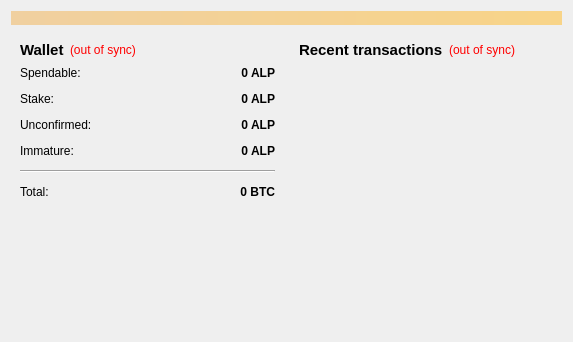
Old version of the form src/qt/forms/overviewpage.ui in the repository AlphaconTeam/AlphaconNetwork.
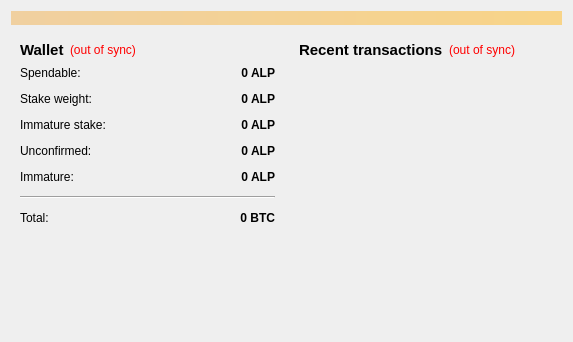
New version of the form.

```diff
--- a/src/qt/forms/overviewpage.ui
+++ b/src/qt/forms/overviewpage.ui
@@ -129,13 +129,45 @@
              </widget>
             </item>
             <item row="1" column="0">
-             <widget class="QLabel" name="label_6">
+             <widget class="QLabel" name="label_61">
               <property name="text">
-               <string>Stake:</string>
+               <string>Stake weight:</string>
               </property>
              </widget>
             </item>
             <item row="1" column="1">
+             <widget class="QLabel" name="labelStakeWeight">
+              <property name="font">
+               <font>
+                <weight>75</weight>
+                <bold>true</bold>
+               </font>
+              </property>
+              <property name="cursor">
+               <cursorShape>IBeamCursor</cursorShape>
+              </property>
+              <property name="toolTip">
+               <string>Total of coins that was staked</string>
+              </property>
+              <property name="text">
+               <string notr="true">0 ALP</string>
+              </property>
+              <property name="alignment">
+               <set>Qt::AlignRight|Qt::AlignTrailing|Qt::AlignVCenter</set>
+              </property>
+              <property name="textInteractionFlags">
+               <set>Qt::LinksAccessibleByMouse|Qt::TextSelectableByKeyboard|Qt::TextSelectableByMouse</set>
+              </property>
+             </widget>
+            </item>
+            <item row="2" column="0">
+             <widget class="QLabel" name="label_6">
+              <property name="text">
+               <string>Immature stake:</string>
+              </property>
+             </widget>
+            </item>
+            <item row="2" column="1">
              <widget class="QLabel" name="labelStake">
               <property name="font">
                <font>
@@ -160,14 +192,14 @@
               </property>
              </widget>
             </item>
-            <item row="2" column="0">
+            <item row="3" column="0">
              <widget class="QLabel" name="label_3">
               <property name="text">
                <string>Unconfirmed:</string>
               </property>
              </widget>
             </item>
-            <item row="2" column="1">
+            <item row="3" column="1">
              <widget class="QLabel" name="labelUnconfirmed">
               <property name="font">
                <font>
@@ -192,14 +224,14 @@
               </property>
              </widget>
             </item>
-            <item row="3" column="0">
+            <item row="4" column="0">
              <widget class="QLabel" name="labelImmatureText">
               <property name="text">
                <string>Immature:</string>
               </property>
              </widget>
             </item>
-            <item row="3" column="1">
+            <item row="4" column="1">
              <widget class="QLabel" name="labelImmature">
               <property name="font">
                <font>
@@ -221,21 +253,21 @@
               </property>
              </widget>
             </item>
-            <item row="4" column="0" colspan="2">
+            <item row="5" column="0" colspan="2">
              <widget class="Line" name="line">
               <property name="orientation">
                <enum>Qt::Horizontal</enum>
               </property>
              </widget>
             </item>
-            <item row="5" column="0">
+            <item row="6" column="0">
              <widget class="QLabel" name="labelTotalText">
               <property name="text">
                <string>Total:</string>
               </property>
              </widget>
             </item>
-            <item row="5" column="1">
+            <item row="6" column="1">
              <widget class="QLabel" name="labelTotal">
               <property name="font">
                <font>
```
